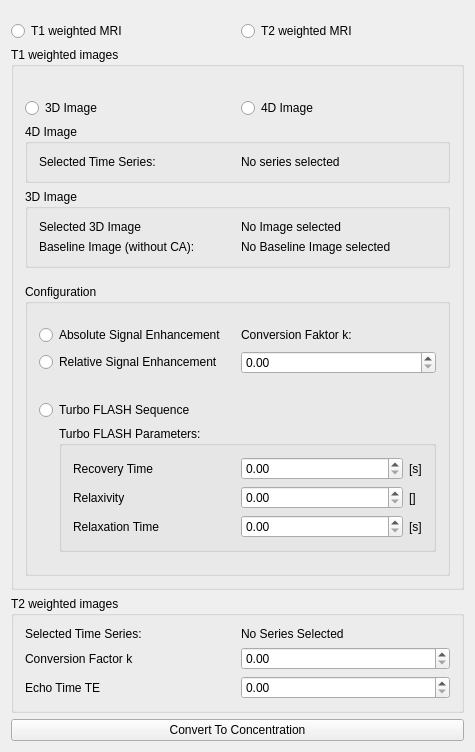
MITK/MITK, file Plugins/org.mitk.gui.qt.pharmacokinetics.concentration.mri/src/internal/ConcentrationCurveConverterViewControls.ui: the form before one commit.
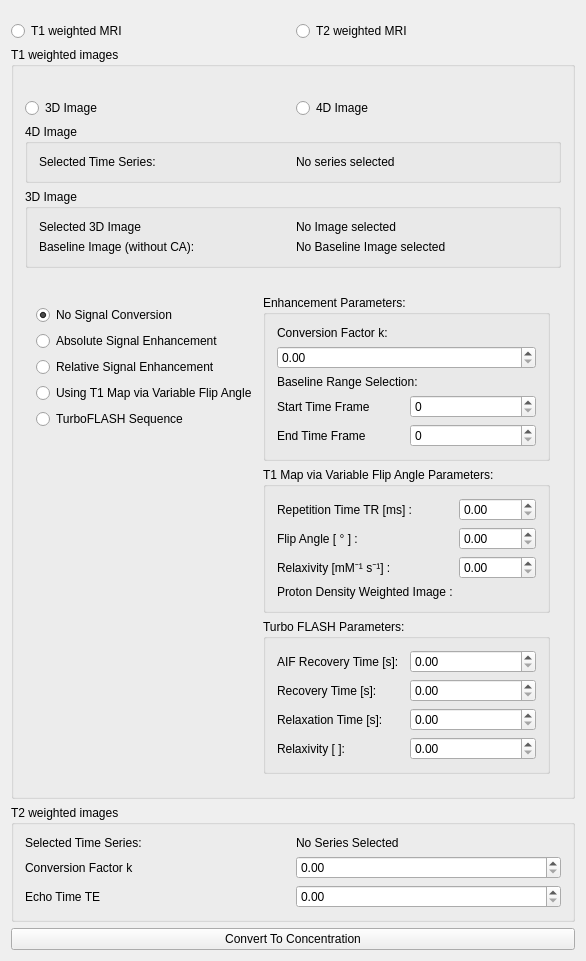
The form after the commit. Custom widgets are drawn as their Qt base class.

Commit message: Update UI of concetration conversion setting to be the same as in Perfusion Datafit View.

Patch:
```diff
--- a/Plugins/org.mitk.gui.qt.pharmacokinetics.concentration.mri/src/internal/ConcentrationCurveConverterViewControls.ui
+++ b/Plugins/org.mitk.gui.qt.pharmacokinetics.concentration.mri/src/internal/ConcentrationCurveConverterViewControls.ui
@@ -7,7 +7,7 @@
     <x>0</x>
     <y>0</y>
     <width>475</width>
-    <height>671</height>
+    <height>735</height>
    </rect>
   </property>
   <property name="minimumSize">
@@ -145,135 +145,225 @@
        </layout>
       </item>
       <item>
-       <widget class="QGroupBox" name="groupBox_ConcentrationParameters">
-        <property name="title">
-         <string>Configuration</string>
-        </property>
-        <layout class="QVBoxLayout" name="verticalLayout_2">
+       <widget class="QWidget" name="groupConcentration" native="true">
+        <layout class="QHBoxLayout" name="horizontalLayout_8">
          <item>
-          <layout class="QGridLayout" name="gridLayout_3">
+          <layout class="QVBoxLayout" name="concentrationOptionsLayout">
            <property name="topMargin">
             <number>10</number>
            </property>
-           <property name="bottomMargin">
-            <number>10</number>
-           </property>
-           <item row="1" column="0">
-            <widget class="QRadioButton" name="radioButton_relativeEnchancement">
+           <item>
+            <widget class="QRadioButton" name="radioButtonNoConversion">
              <property name="text">
-              <string>Relative Signal Enhancement</string>
+              <string>No Signal Conversion</string>
+             </property>
+             <property name="checked">
+              <bool>true</bool>
              </property>
             </widget>
            </item>
-           <item row="0" column="0">
+           <item>
             <widget class="QRadioButton" name="radioButton_absoluteEnhancement">
              <property name="text">
               <string>Absolute Signal Enhancement</string>
              </property>
             </widget>
            </item>
-           <item row="0" column="1">
-            <widget class="QLabel" name="label_8">
+           <item>
+            <widget class="QRadioButton" name="radioButton_relativeEnchancement">
              <property name="text">
-              <string>Conversion Faktor k:</string>
+              <string>Relative Signal Enhancement</string>
              </property>
             </widget>
            </item>
-           <item row="1" column="1">
-            <widget class="QDoubleSpinBox" name="factorSpinBox"/>
+           <item>
+            <widget class="QRadioButton" name="radioButtonUsingT1viaVFA">
+             <property name="text">
+              <string>Using T1 Map via Variable Flip Angle</string>
+             </property>
+            </widget>
            </item>
-          </layout>
-         </item>
-         <item>
-          <layout class="QVBoxLayout" name="verticalLayout_3">
-           <property name="topMargin">
-            <number>10</number>
-           </property>
-           <property name="bottomMargin">
-            <number>10</number>
-           </property>
            <item>
             <widget class="QRadioButton" name="radioButtonTurboFlash">
              <property name="text">
-              <string>Turbo FLASH Sequence</string>
+              <string>TurboFLASH Sequence</string>
              </property>
             </widget>
            </item>
            <item>
-            <layout class="QHBoxLayout" name="horizontalLayout_3">
-             <property name="leftMargin">
-              <number>20</number>
+            <spacer name="verticalSpacer_2">
+             <property name="orientation">
+              <enum>Qt::Vertical</enum>
              </property>
-             <item>
-              <widget class="QGroupBox" name="groupBoxTurboFlash">
-               <property name="title">
-                <string>Turbo FLASH Parameters:</string>
-               </property>
+             <property name="sizeHint" stdset="0">
+              <size>
+               <width>20</width>
+               <height>40</height>
+              </size>
+             </property>
+            </spacer>
+           </item>
+          </layout>
+         </item>
+         <item>
+          <layout class="QVBoxLayout" name="concentrationSettingsLayout">
+           <item>
+            <widget class="QGroupBox" name="groupBoxEnhancement">
+             <property name="title">
+              <string>Enhancement Parameters:</string>
+             </property>
+             <layout class="QVBoxLayout" name="verticalLayout_7">
+              <item>
+               <widget class="QLabel" name="label_Faktor">
+                <property name="text">
+                 <string>Conversion Factor k:</string>
+                </property>
+               </widget>
+              </item>
+              <item>
+               <widget class="QDoubleSpinBox" name="factorSpinBox"/>
+              </item>
+              <item>
+               <widget class="QLabel" name="label_baselineRange">
+                <property name="text">
+                 <string>Baseline Range Selection:</string>
+                </property>
+                <property name="alignment">
+                 <set>Qt::AlignLeading|Qt::AlignLeft|Qt::AlignVCenter</set>
+                </property>
+               </widget>
+              </item>
+              <item>
                <layout class="QGridLayout" name="gridLayout_4">
-                <item row="3" column="2">
-                 <widget class="QDoubleSpinBox" name="relaxivity"/>
+                <item row="0" column="1">
+                 <widget class="QSpinBox" name="spinBox_baselineStartTimeStep"/>
                 </item>
-                <item row="3" column="0">
-                 <widget class="QLabel" name="label_2">
+                <item row="0" column="0">
+                 <widget class="QLabel" name="label_baselineStartTimeStep">
                   <property name="text">
-                   <string>Relaxivity</string>
+                   <string>Start Time Frame</string>
                   </property>
                  </widget>
                 </item>
-                <item row="2" column="2">
-                 <widget class="QDoubleSpinBox" name="recoveryTime"/>
-                </item>
-                <item row="4" column="2">
-                 <widget class="QDoubleSpinBox" name="relaxationTime"/>
-                </item>
-                <item row="2" column="0">
-                 <widget class="QLabel" name="label_7">
+                <item row="1" column="0">
+                 <widget class="QLabel" name="label_baselineEndTimeStep">
                   <property name="text">
-                   <string>Recovery Time</string>
+                   <string>End Time Frame</string>
                   </property>
                  </widget>
                 </item>
-                <item row="4" column="0">
-                 <widget class="QLabel" name="label_4">
-                  <property name="text">
-                   <string>Relaxation Time</string>
-                  </property>
-                 </widget>
-                </item>
-                <item row="2" column="3">
-                 <widget class="QLabel" name="label">
-                  <property name="enabled">
-                   <bool>true</bool>
-                  </property>
-                  <property name="sizePolicy">
-                   <sizepolicy hsizetype="Fixed" vsizetype="Preferred">
-                    <horstretch>0</horstretch>
-                    <verstretch>0</verstretch>
-                   </sizepolicy>
-                  </property>
-                  <property name="text">
-                   <string>[s]</string>
-                  </property>
-                 </widget>
-                </item>
-                <item row="3" column="3">
-                 <widget class="QLabel" name="label_3">
-                  <property name="text">
-                   <string>[]</string>
-                  </property>
-                 </widget>
-                </item>
-                <item row="4" column="3">
-                 <widget class="QLabel" name="label_5">
-                  <property name="text">
-                   <string>[s]</string>
-                  </property>
-                 </widget>
+                <item row="1" column="1">
+                 <widget class="QSpinBox" name="spinBox_baselineEndTimeStep"/>
                 </item>
                </layout>
-              </widget>
-             </item>
-            </layout>
+              </item>
+             </layout>
+            </widget>
+           </item>
+           <item>
+            <widget class="QGroupBox" name="groupBox_T1MapviaVFA">
+             <property name="title">
+              <string>T1 Map via Variable Flip Angle Parameters:</string>
+             </property>
+             <layout class="QGridLayout" name="gridLayout_5">
+              <item row="1" column="0">
+               <widget class="QLabel" name="label_7">
+                <property name="text">
+                 <string>Flip Angle [ ° ] : </string>
+                </property>
+               </widget>
+              </item>
+              <item row="0" column="0">
+               <widget class="QLabel" name="label_6">
+                <property name="text">
+                 <string>Repetition Time TR [ms] :</string>
+                </property>
+               </widget>
+              </item>
+              <item row="2" column="0">
+               <widget class="QLabel" name="label_9">
+                <property name="text">
+                 <string>Relaxivity [mM⁻¹ s⁻¹] : </string>
+                </property>
+               </widget>
+              </item>
+              <item row="1" column="1">
+               <widget class="QDoubleSpinBox" name="FlipangleSpinBox"/>
+              </item>
+              <item row="2" column="1">
+               <widget class="QDoubleSpinBox" name="RelaxivitySpinBox"/>
+              </item>
+              <item row="3" column="0">
+               <widget class="QLabel" name="label_8">
+                <property name="text">
+                 <string>Proton Density Weighted Image :</string>
+                </property>
+               </widget>
+              </item>
+              <item row="0" column="1">
+               <widget class="QDoubleSpinBox" name="TRSpinBox">
+                <property name="maximum">
+                 <double>10000.000000000000000</double>
+                </property>
+               </widget>
+              </item>
+              <item row="3" column="1">
+               <widget class="QmitkSingleNodeSelectionWidget" name="PDWImageNodeSelector" native="true"/>
+              </item>
+             </layout>
+            </widget>
+           </item>
+           <item>
+            <widget class="QGroupBox" name="groupBoxTurboFlash">
+             <property name="enabled">
+              <bool>true</bool>
+             </property>
+             <property name="title">
+              <string>Turbo FLASH Parameters:</string>
+             </property>
+             <layout class="QGridLayout" name="gridLayout">
+              <item row="1" column="0">
+               <widget class="QLabel" name="lable_TRec">
+                <property name="text">
+                 <string>Recovery Time [s]:</string>
+                </property>
+               </widget>
+              </item>
+              <item row="2" column="1">
+               <widget class="QDoubleSpinBox" name="relaxationtime"/>
+              </item>
+              <item row="0" column="0">
+               <widget class="QLabel" name="label_25">
+                <property name="text">
+                 <string>AIF Recovery Time [s]:</string>
+                </property>
+               </widget>
+              </item>
+              <item row="0" column="1">
+               <widget class="QDoubleSpinBox" name="AifRecoverytime"/>
+              </item>
+              <item row="3" column="1">
+               <widget class="QDoubleSpinBox" name="relaxivity"/>
+              </item>
+              <item row="2" column="0">
+               <widget class="QLabel" name="label_T10">
+                <property name="text">
+                 <string>Relaxation Time [s]:</string>
+                </property>
+               </widget>
+              </item>
+              <item row="1" column="1">
+               <widget class="QDoubleSpinBox" name="recoverytime"/>
+              </item>
+              <item row="3" column="0">
+               <widget class="QLabel" name="label__alpha">
+                <property name="text">
+                 <string>Relaxivity [ ]:</string>
+                </property>
+               </widget>
+              </item>
+             </layout>
+            </widget>
            </item>
           </layout>
          </item>
@@ -349,6 +439,14 @@
   </layout>
  </widget>
  <layoutdefault spacing="6" margin="11"/>
+ <customwidgets>
+  <customwidget>
+   <class>QmitkSingleNodeSelectionWidget</class>
+   <extends>QWidget</extends>
+   <header>qmitksinglenodeselectionwidget.h</header>
+   <container>1</container>
+  </customwidget>
+ </customwidgets>
  <resources/>
  <connections/>
 </ui>
```
The commit also changes 1 other file.
